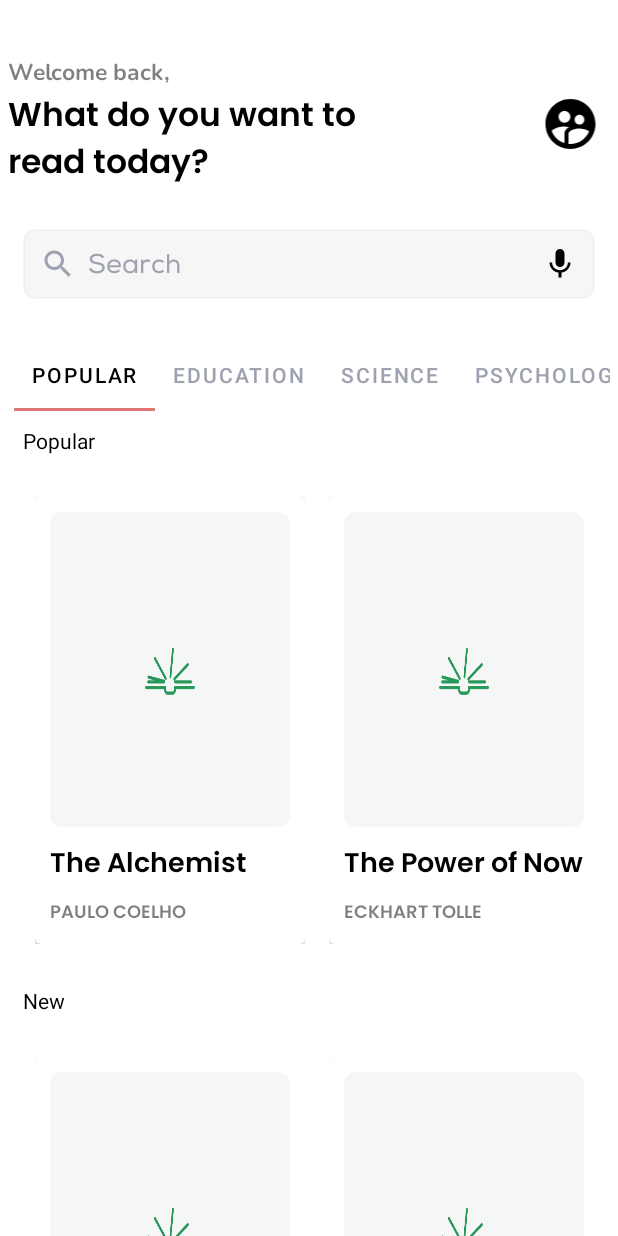
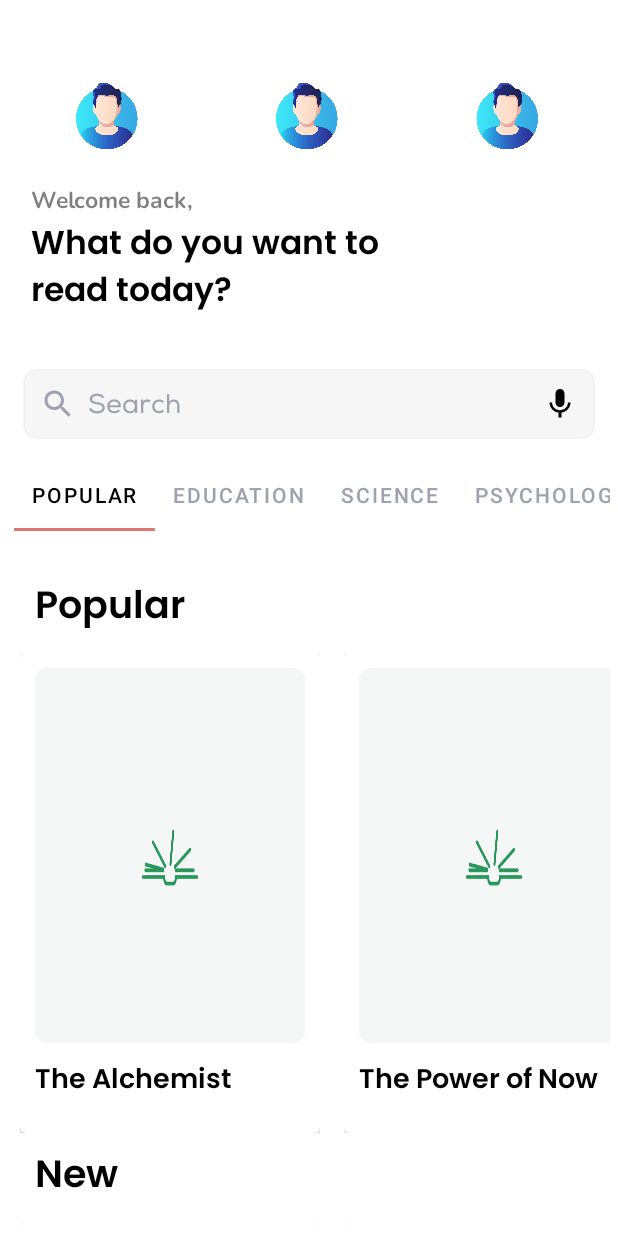
Before and after one commit to mourabitiy/BookCastle-Android-APP, an Android app: the MainActivity screen opened directly, with no data from a screen before it, on a phone screen of 412 x 824 dp. Run offline under Robolectric (Android 15) with nearby library versions, the phone set to English and light mode, and no system bars; pictures from the network do not load.

Commit message:
UI Improvements

```diff
--- /dev/null
+++ b/app/src/main/res/drawable/arrow_up.xml
@@ -0,0 +1,5 @@
+<vector android:height="24dp" android:tint="#000000"
+    android:viewportHeight="24" android:viewportWidth="24"
+    android:width="24dp" xmlns:android="http://schemas.android.com/apk/res/android">
+    <path android:fillColor="@android:color/white" android:pathData="M4,12l1.41,1.41L11,7.83V20h2V7.83l5.58,5.59L20,12l-8,-8 -8,8z"/>
+</vector>
--- a/app/src/main/res/layout/activity_login.xml
+++ b/app/src/main/res/layout/activity_login.xml
@@ -4,6 +4,7 @@
     android:layout_width="match_parent"
     android:layout_height="match_parent"
     tools:context=".LoginActivity">
+
 
     <TextView
         android:id="@+id/title"
--- a/app/src/main/res/layout/activity_main.xml
+++ b/app/src/main/res/layout/activity_main.xml
@@ -6,20 +6,44 @@
     xmlns:app="http://schemas.android.com/apk/res-auto"
     xmlns:tools="http://schemas.android.com/tools">
 
+
     <androidx.constraintlayout.widget.ConstraintLayout
         android:layout_width="match_parent"
         android:layout_height="match_parent"
         android:paddingHorizontal="5dp"
         tools:context=".MainActivity">
 
+        <ProgressBar
+            android:id="@+id/progress_circular"
+            android:layout_width="wrap_content"
+            android:layout_height="wrap_content"
+            android:visibility="gone"
+            app:layout_constraintTop_toTopOf="parent"
+            app:layout_constraintBottom_toBottomOf="parent"
+            app:layout_constraintRight_toRightOf="parent"
+            app:layout_constraintLeft_toLeftOf="parent"/>
+
+        <com.google.android.material.floatingactionbutton.FloatingActionButton
+            android:id="@+id/scrollTopButton_feed"
+            android:layout_width="wrap_content"
+            android:layout_height="wrap_content"
+            android:layout_marginBottom="28dp"
+            android:alpha="0.90"
+            android:clickable="true"
+            android:visibility="gone"
+            app:layout_constraintBottom_toBottomOf="parent"
+            app:layout_constraintEnd_toEndOf="parent"
+            app:layout_constraintHorizontal_bias="0.49"
+            app:layout_constraintStart_toStartOf="parent"
+            app:srcCompat="@drawable/arrow_up" />
 
         <LinearLayout
             android:id="@+id/linearLayout"
             android:layout_width="match_parent"
             android:layout_height="wrap_content"
-        android:layout_marginTop="10dp"
-        android:gravity="center_vertical|center_horizontal"
-        android:orientation="horizontal"
+            android:layout_marginTop="40dp"
+            android:gravity="center_vertical"
+            android:orientation="vertical"
             app:layout_constraintBottom_toTopOf="@+id/linearLayout2"
             app:layout_constraintEnd_toEndOf="parent"
             app:layout_constraintHorizontal_bias="0.555"
@@ -28,8 +52,37 @@
             app:layout_constraintVertical_bias="0.527">
 
             <LinearLayout
+                android:layout_width="match_parent"
+                android:layout_height="match_parent"
+                android:orientation="horizontal">
+
+                <ImageView
+                    android:layout_width="50dp"
+                    android:layout_height="50dp"
+                    android:layout_weight="0.1"
+                    android:gravity="right"
+                    android:src="@drawable/pp" />
+
+                <ImageView
+                    android:layout_width="50dp"
+                    android:layout_height="50dp"
+                    android:layout_weight="0.1"
+                    android:gravity="right"
+                    android:src="@drawable/pp" />
+
+                <ImageView
+                    android:layout_width="50dp"
+                    android:layout_height="50dp"
+                    android:layout_weight="0.1"
+                    android:gravity="right"
+                    android:src="@drawable/pp" />
+            </LinearLayout>
+
+            <LinearLayout
                 android:layout_width="wrap_content"
                 android:layout_height="wrap_content"
+                android:layout_marginHorizontal="15dp"
+                android:layout_marginTop="20dp"
                 android:layout_weight="1"
                 android:gravity="left"
                 android:orientation="vertical">
@@ -53,12 +106,6 @@
                     android:textSize="22dp" />
             </LinearLayout>
 
-        <ImageView
-            android:layout_width="40dp"
-            android:layout_height="40dp"
-            android:layout_weight="0.1"
-            android:gravity="right"
-            android:src="@drawable/ic_baseline_supervised_user_circle_24" />
 
         </LinearLayout>
 
@@ -68,6 +115,8 @@
             android:layout_height="wrap_content"
             android:orientation="horizontal"
             android:weightSum="100"
+            android:layout_marginBottom="20dp"
+            app:layout_constraintBottom_toTopOf="@+id/tabLayout"
             app:layout_constraintTop_toTopOf="@+id/guideline2"
             tools:layout_editor_absoluteX="20dp">
 
@@ -75,7 +124,9 @@
                 android:id="@+id/search"
                 android:layout_width="0dp"
                 android:layout_height="wrap_content"
+                android:layout_marginHorizontal="10dp"
                 android:layout_weight="100"
+                android:layout_marginTop="20dp"
                 android:background="@drawable/gray_rounded_shape"
                 android:drawableLeft="@drawable/ic_search_gray_24dp"
                 android:drawableRight="@drawable/icon_mic"
@@ -83,9 +134,9 @@
                 android:fontFamily="@font/nexa_regular"
                 android:hint="@string/search"
                 android:padding="11dp"
-            android:layout_marginHorizontal="10dp"
                 android:textColorHint="#9ea1b0"
-            tools:ignore="TouchTargetSizeCheck" />
+                tools:ignore="TouchTargetSizeCheck"
+                />
         </LinearLayout>
 
         <com.google.android.material.tabs.TabLayout
@@ -97,12 +148,14 @@
             android:clipToPadding="false"
             android:paddingLeft="4dp"
             android:paddingRight="4dp"
+            android:layout_marginTop="20dp"
+            app:layout_constraintBottom_toTopOf="@+id/guideline6"
             app:layout_constraintEnd_toEndOf="parent"
             app:layout_constraintStart_toStartOf="parent"
-        app:layout_constraintTop_toTopOf="@+id/guideline3"
+            app:layout_constraintTop_toTopOf="@+id/guideline6"
             app:tabBackground="@drawable/tab_color_selector"
+            app:tabGravity="fill"
             app:tabIndicatorColor="@color/breaker"
-        app:tabGravity="fill"
             app:tabMinWidth="50dp"
             app:tabMode="scrollable"
             app:tabSelectedTextColor="#000000"
@@ -143,18 +196,17 @@
         </com.google.android.material.tabs.TabLayout>
 
 
-
-
         <androidx.recyclerview.widget.RecyclerView
             android:id="@+id/parent_rv"
             android:layout_width="match_parent"
             android:layout_height="wrap_content"
             app:layout_constraintBottom_toBottomOf="parent"
             app:layout_constraintTop_toBottomOf="@+id/tabLayout"
-        app:layout_constraintVertical_bias="0.049"
-        tools:layout_editor_absoluteX="24dp">
-
-    </androidx.recyclerview.widget.RecyclerView>
+            app:layout_constraintVertical_bias="1.0"
+            tools:layout_editor_absoluteX="5dp"
+            android:layout_marginTop="30dp"
+            tools:listitem="@layout/child_rv_layout"
+            app:spanCount="2"/>
 
         <androidx.constraintlayout.widget.Guideline
             android:id="@+id/guideline3"
@@ -168,7 +220,14 @@
             android:layout_width="wrap_content"
             android:layout_height="wrap_content"
             android:orientation="horizontal"
-        app:layout_constraintGuide_begin="153dp" />
+            app:layout_constraintGuide_begin="233dp" />
+
+        <androidx.constraintlayout.widget.Guideline
+            android:id="@+id/guideline6"
+            android:layout_width="wrap_content"
+            android:layout_height="wrap_content"
+            android:orientation="horizontal"
+            app:layout_constraintGuide_begin="330dp" />
 
     </androidx.constraintlayout.widget.ConstraintLayout>
 </androidx.core.widget.NestedScrollView>
--- a/app/src/main/res/layout/child_rv_layout.xml
+++ b/app/src/main/res/layout/child_rv_layout.xml
@@ -11,8 +11,8 @@
         android:layout_height="wrap_content"
         android:orientation="vertical">
     <androidx.cardview.widget.CardView
-        android:layout_width="180dp"
-        android:layout_height="wrap_content"
+        android:layout_width="200dp"
+        android:layout_height="320dp"
         app:cardCornerRadius="4dp"
         app:cardElevation="4dp"
         app:contentPadding="10dp">
@@ -25,7 +25,7 @@
             <com.google.android.material.imageview.ShapeableImageView
                 android:id="@+id/book_image"
                 android:layout_width="match_parent"
-                android:layout_height="210dp"
+                android:layout_height="250dp"
                 android:layout_gravity="center_horizontal"
                 android:adjustViewBounds="true"
                 android:scaleType="fitXY"
--- a/app/src/main/res/layout/parent_rv_layout.xml
+++ b/app/src/main/res/layout/parent_rv_layout.xml
@@ -11,18 +11,17 @@
                 android:id="@+id/categorie_tv"
                 android:layout_width="match_parent"
                 android:layout_height="wrap_content"
-                android:padding="10dp"
+                android:paddingHorizontal="18dp"
+                android:textSize="25dp"
+                android:fontFamily="@font/poppins_sb"
                 android:textColor="@color/black"
                 android:text="Popular"/>
             <androidx.recyclerview.widget.RecyclerView
                 android:id="@+id/child_rv"
                 android:layout_width="match_parent"
                 android:layout_height="wrap_content"
-                android:padding="10dp"
                >
-
             </androidx.recyclerview.widget.RecyclerView>
-
 
         </LinearLayout>
 
```
Also changed, not shown: app/src/main/res/drawable/pp.png (added), app/src/main/res/drawable/ppf.png (added). Lines whose indentation alone changed are shown as unchanged.
